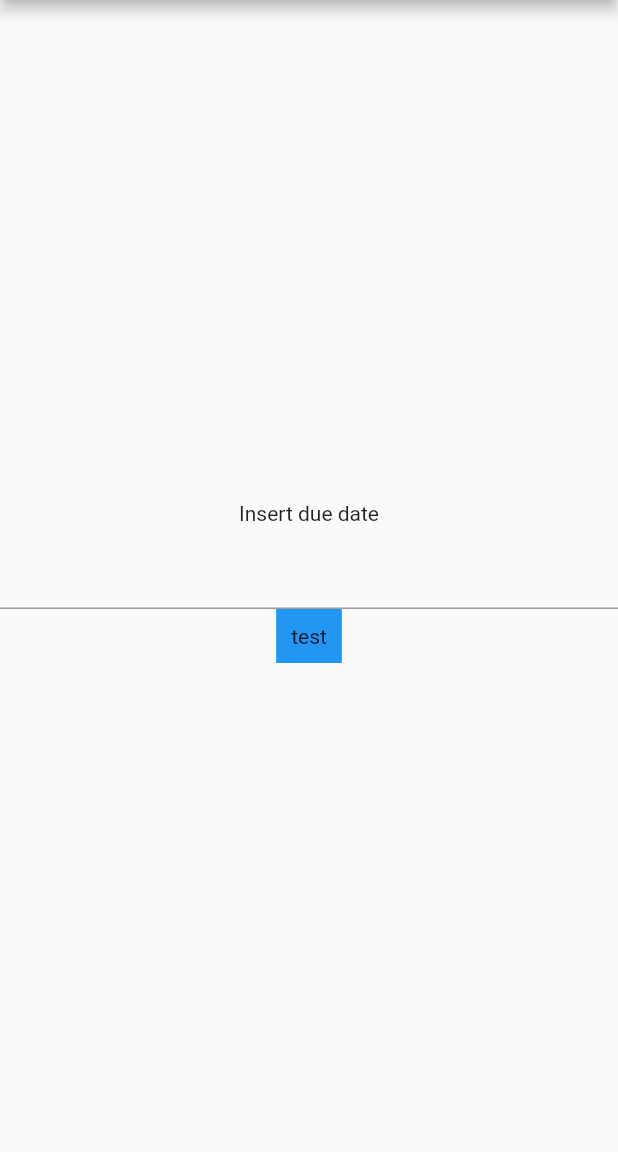
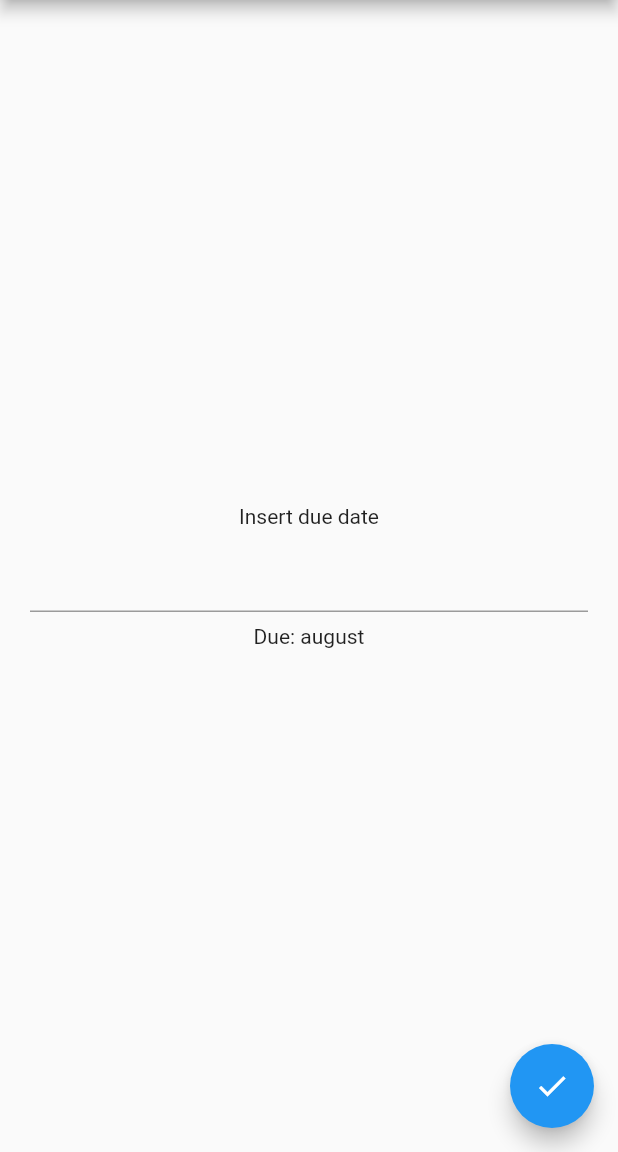
Before and after one commit to niccoreyes/VitalsCounter_source, a Flutter app: the screen it shows after launch, on a phone screen of 412 x 824 dp, the part 84-1236 px from its top. Run offline on Flutter 3.47's test engine with Material 2 defaults, Android fonts, the phone set to English and light mode, and no system bars.

Commit message:
learning main stateful widget setup and keys

```diff
--- a/lib/main.dart
+++ b/lib/main.dart
@@ -1,39 +1,56 @@
 import 'package:flutter/material.dart';
 
 void main() {
-  runApp(const MyApp());
+  runApp(MyApp());
 }
 
-class MyApp extends StatelessWidget {
+class MyApp extends StatefulWidget {
   const MyApp({Key? key}) : super(key: key);
+
+  @override
+  _myApp createState() => _myApp();
+}
+
+class _myApp extends State<MyApp> {
+  String dateDue = "august";
+
+  void calculateDueDate() {
+    setState(() {
+      dateDue = "summer";
+    });
+  }
 
   @override
   Widget build(BuildContext context) {
     return MaterialApp(
-      title: 'Calculator',
       home: Scaffold(
         appBar: AppBar(
           title: const Text('Calculator test'),
         ),
         body: Center(
+          child: Padding(
+            padding: const EdgeInsets.all(20.0),
             child: Column(
               mainAxisAlignment: MainAxisAlignment.center,
               children: [
+                Spacer(),
                 const Padding(
                   padding: EdgeInsets.all(8.0),
                   child: Text('Insert due date'),
                 ),
                 TextField(),
-              DecoratedBox(
-                decoration: BoxDecoration(
-                    color: Theme.of(context).colorScheme.secondary),
-                child: const Padding(
-                  padding: EdgeInsets.all(10.0),
-                  child: Text('test'),
+                Padding(
+                  padding: const EdgeInsets.all(8.0),
+                  child: Text('Due: $dateDue'),
+                ),
+                const Spacer()
+              ],
             ),
           ),
-            ],
         ),
+        floatingActionButton: FloatingActionButton(
+          onPressed: calculateDueDate,
+          child: const Icon(Icons.check),
         ),
       ),
     );
```
Also changed, not shown: pubspec.lock. Lines whose indentation alone changed are shown as unchanged.
